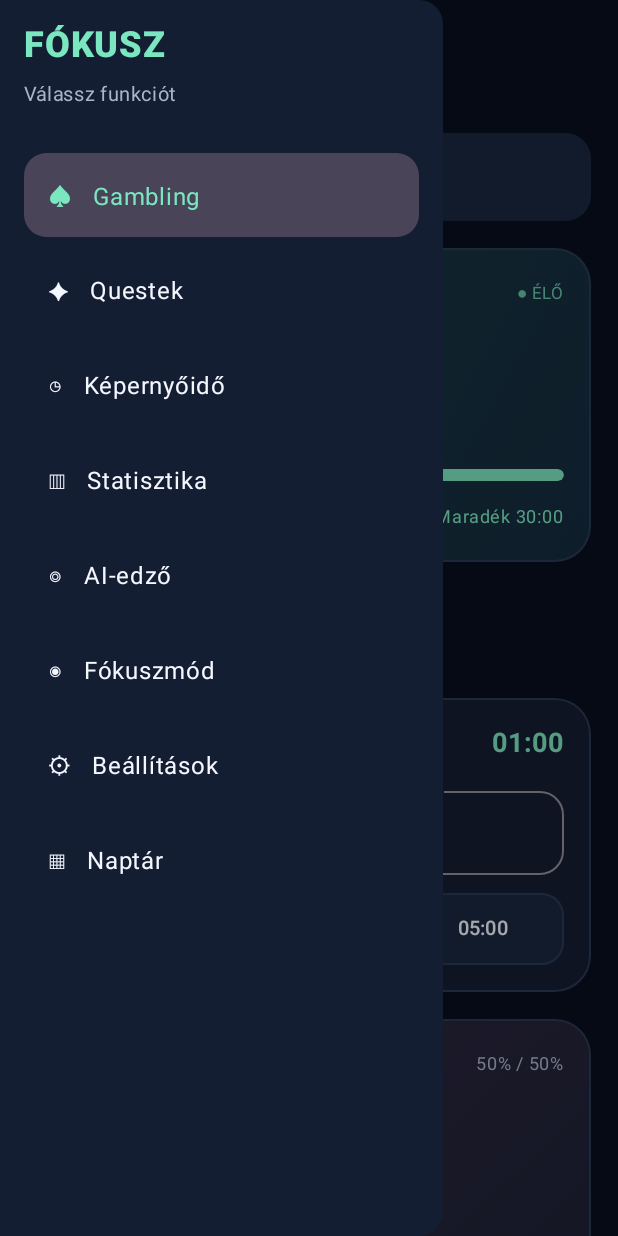
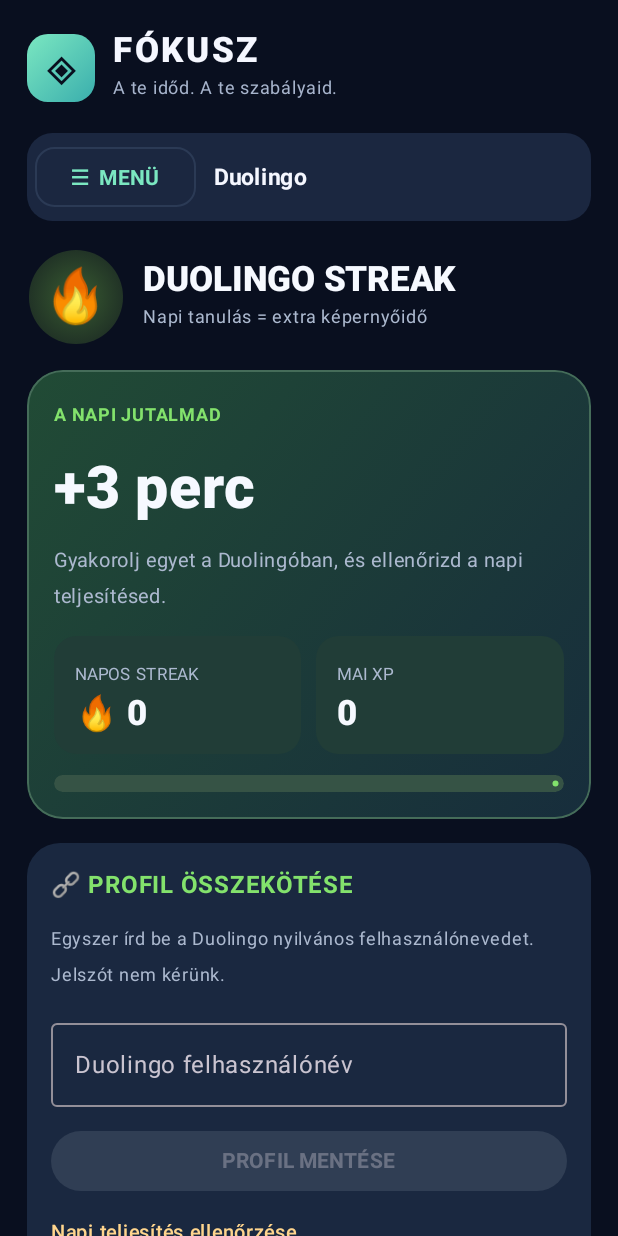
Before and after one commit to hattjano-collab/Fokusz, an Android app built with Jetpack Compose: the screen it shows after launch (MainActivity), after a tap on "00:30", on a phone screen of 412 x 824 dp. Run offline under Robolectric (Android 15) with nearby library versions, the phone set to English and light mode, and no system bars; 1 other tap on this screen came first.

Commit message:
Add Duolingo ninth tab and notification deep links; update version and animation imports

```diff
--- a/app/src/main/java/hu/fokusz/MainActivity.kt
+++ b/app/src/main/java/hu/fokusz/MainActivity.kt
@@ -53,6 +53,10 @@ import androidx.compose.material3.TextFieldDefaults
 import androidx.compose.runtime.Composable
 import androidx.compose.runtime.LaunchedEffect
 import androidx.compose.runtime.getValue
+import androidx.compose.runtime.mutableIntStateOf
+import androidx.compose.animation.core.animateIntAsState
+import androidx.compose.animation.core.animateFloatAsState
+import androidx.compose.animation.animateContentSize
 import androidx.compose.runtime.mutableStateOf
 import androidx.compose.runtime.remember
 import androidx.compose.runtime.setValue
@@ -137,7 +141,17 @@ data class Hand(
 )
 
 class MainActivity : ComponentActivity() {
+    private var requestedTab by mutableIntStateOf(-1)
+
+    override fun onNewIntent(intent: Intent) {
+        super.onNewIntent(intent)
+        setIntent(intent)
+        if(intent.hasExtra("focus_tab"))
+            requestedTab=intent.getIntExtra("focus_tab",8)
+    }
+
     override fun onCreate(savedInstanceState: Bundle?) {
+        requestedTab=intent?.getIntExtra("focus_tab",-1) ?: -1
         super.onCreate(savedInstanceState)
         window.statusBarColor = android.graphics.Color.rgb(9,15,31)
         window.navigationBarColor = android.graphics.Color.rgb(9,15,31)
@@ -150,7 +164,7 @@ class MainActivity : ComponentActivity() {
                 onBackground = White,
                 onSurface = White
             )) {
-                Surface(color = Midnight, modifier = Modifier.fillMaxSize()) { FokuszApp() }
+                Surface(color = Midnight, modifier = Modifier.fillMaxSize()) { FokuszApp(requestedTab) }
             }
         }
     }
@@ -257,9 +271,10 @@ class MainActivity : ComponentActivity() {
     }
 }
 
-@Composable fun FokuszApp() {
+@Composable fun FokuszApp(openTab:Int = -1) {
     val ctx = LocalContext.current
     var tab by rememberSaveable { mutableStateOf(0) }
+    LaunchedEffect(openTab) { if(openTab in 0..8) tab=openTab }
     LaunchedEffect(Unit) { updateFokuszTheme(FocusPrefs.theme(ctx)) }
     var bal by remember { mutableStateOf(Store.bal(ctx)) }
     var isRunning by remember { mutableStateOf(FocusService.isRunning) }
@@ -458,7 +473,8 @@ class MainActivity : ComponentActivity() {
                         Triple(4,"◎","AI-edző"),
                         Triple(5,"◉","Fókuszmód"),
                         Triple(6,"⚙","Beállítások"),
-                        Triple(7,"▦","Naptár")
+                        Triple(7,"▦","Naptár"),
+                        Triple(8,"🔥","Duolingo")
                     ).forEach { (id,symbol,label) ->
                         NavigationDrawerItem(
                             label={Text(symbol + "   " + label,color=if(tab==id)Mint else White)},
@@ -501,7 +517,7 @@ class MainActivity : ComponentActivity() {
                 Text("☰  MENÜ",fontWeight=FontWeight.Bold)
             }
             Text(listOf("Gambling","Questek","Képernyőidő","Statisztika",
-                "AI-edző","Fókuszmód","Beállítások","Naptár").getOrElse(tab) { "Fókusz" },
+                "AI-edző","Fókuszmód","Beállítások","Naptár","Duolingo").getOrElse(tab) { "Fókusz" },
                 color=White,fontWeight=FontWeight.Bold, fontSize=15.sp)
         }
 
@@ -738,9 +754,11 @@ class MainActivity : ComponentActivity() {
             OptionsPanel()
         } else if (tab == 7) {
             CalendarPanel()
+        } else if(tab == 8) {
+            DuolingoPanel()
         }
         Spacer(Modifier.height(14.dp))
-        Text("FÓKUSZ  •  2.3", color = Muted.copy(alpha = .6f),
+        Text("FÓKUSZ  •  2.4", color = Muted.copy(alpha = .6f),
             modifier = Modifier.fillMaxWidth(), textAlign = TextAlign.Center, fontSize = 11.sp)
         Spacer(Modifier.height(8.dp))
     }
```
